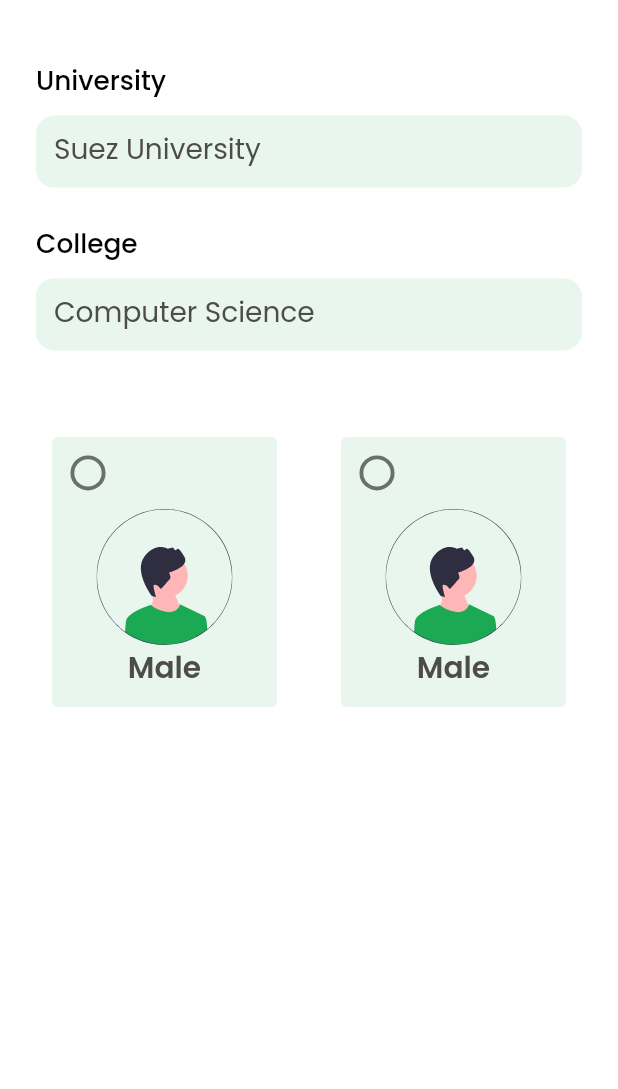
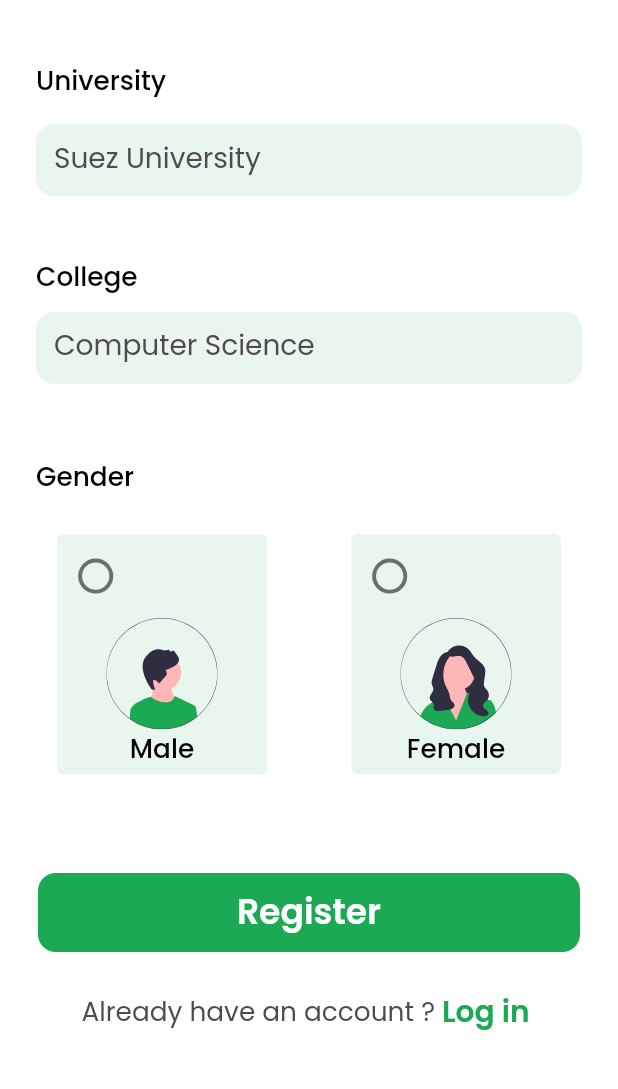
Before and after one commit to eman-khaled-fci/Graduation, a Flutter app: the screen it shows after launch, on a phone screen of 412 x 824 dp, the part 97-1186 px from its top. Run offline on Flutter 3.47's test engine with Material 2 defaults, Android fonts, the phone set to English and light mode, and no system bars; our stand-ins replace flutter_svg.

Commit message:
14commit

```diff
--- a/lib/components/socal_card.dart
+++ b/lib/components/socal_card.dart
@@ -18,8 +18,8 @@ class SocalCard extends StatelessWidget {
 
         ),
        // padding: EdgeInsets.all(getProportionateScreenWidth(1)),
-        height: getProportionateScreenHeight(40),
-        width: getProportionateScreenWidth(40),
+        height: getProportionateScreenHeight(35),
+        width: getProportionateScreenWidth(35),
         decoration: BoxDecoration(color: LightModeMainBackgroundColor
         //Color(0xFFF5F6F9)
             ,shape: BoxShape.circle
--- a/lib/screens/complete_profile/components/body.dart
+++ b/lib/screens/complete_profile/components/body.dart
@@ -1,8 +1,11 @@
 import 'package:flutter/material.dart';
+import 'package:graduation/components/already_have_account.dart';
 import 'package:graduation/components/top_bar.dart';
 import 'package:graduation/screens/complete_profile/components/complete_profile_form.dart';
 import 'package:graduation/screens/complete_profile/components/gender_form.dart';
 import 'package:graduation/size_config.dart';
+
+import '../../../components/default_button.dart';
 class Body extends StatelessWidget {
   const Body({Key? key}) : super(key: key);
 
@@ -18,8 +21,14 @@ class Body extends StatelessWidget {
     children: [
     TopBar(text:"Finish Your Profile",press: (){},),
       CompleteProfileForm(),
-      SizedBox(height: SizeConfig.screenHeight*0.04,),
+      SizedBox(height: SizeConfig.screenHeight*0.03,),
       GenderForm(),
+      SizedBox(height: SizeConfig.screenHeight*0.08,),
+      Container(
+        child: DefaultButton(text: "Register",press: (){},),alignment: Alignment.bottomCenter,),
+      SizedBox(height: SizeConfig.screenHeight*0.03),
+      AlreadyHaveAccount(),
+
 
 
 
--- a/lib/screens/complete_profile/components/complete_profile_form.dart
+++ b/lib/screens/complete_profile/components/complete_profile_form.dart
@@ -1,6 +1,8 @@
 import 'package:flutter/material.dart';
 import 'package:graduation/constants.dart';
 import 'package:graduation/size_config.dart';
+
+import '../../../components/default_button.dart';
 
 
 class CompleteProfileForm extends StatefulWidget {
@@ -51,13 +53,13 @@ class _CompleteProfileFormState extends State<CompleteProfileForm> {
           alignment: Alignment.topLeft,),
 
 
-          SizedBox(height: SizeConfig.screenHeight*0.012,),
+          SizedBox(height: SizeConfig.screenHeight*0.019,),
           buildUniversityNameFormField(),
           // Align(child: Padding(
           //   padding: const EdgeInsets.only(left: 12),
           //   child: Text("Name should be at Least 3 chars !",style: ErrorsTextStyle,),
           // ),alignment: Alignment.topLeft,),
-          SizedBox(height: SizeConfig.screenHeight*0.01,),
+          SizedBox(height: SizeConfig.screenHeight*0.03,),
 
 
           SizedBox(height: SizeConfig.screenHeight*0.02,),
@@ -71,12 +73,11 @@ class _CompleteProfileFormState extends State<CompleteProfileForm> {
           SizedBox(height: SizeConfig.screenHeight*0.01,),
 
 
-    SizedBox(height: SizeConfig.screenHeight*0.02,)
+    SizedBox(height: SizeConfig.screenHeight*0.05,),
+    Align(child: Text("Gender",style: textStyle),alignment: Alignment.centerLeft,),
 
     ]
-
     );
-
   }
 }
 
@@ -110,18 +111,9 @@ Padding buildUniversityNameFormField(){
               //SvgPicture.asset("")
 
             ),
-
           ),
         ),
-
-
-      ))
-
-
-
-  ;
-
-
+      ));
 
 }
 
@@ -157,14 +149,6 @@ Padding buildCollegeNameFormField(){
 
           ),
         ),
-
-
       ))
-
-
-
   ;
-
-
-
 }
--- a/lib/screens/complete_profile/components/gender_form.dart
+++ b/lib/screens/complete_profile/components/gender_form.dart
@@ -12,8 +12,9 @@ class GenderForm extends StatefulWidget {
 
 class _GenderFormState extends State<GenderForm> {
   final _formKey = GlobalKey<FormState>();
+  String gender="male";
 
-  bool value1 = false;
+  bool value1 = true;
 
   bool value2 = false;
 
@@ -23,8 +24,8 @@ class _GenderFormState extends State<GenderForm> {
       mainAxisAlignment: MainAxisAlignment.spaceAround,
 children: [
   Container(
-    width: 150,
-    height: 180,
+    width: 140,
+    height: 160,
     decoration: BoxDecoration(
       color: LightModeLightGreenColor,
         borderRadius: new BorderRadius.circular(4)
@@ -37,23 +38,35 @@ children: [
     alignment: Alignment.topLeft,
            child:Transform.scale(
          scale: 1.3,
-         child: Checkbox(
-           shape: RoundedRectangleBorder(borderRadius: BorderRadius.circular(10)),
-           value: value1,
-           onChanged: (bool? value) {
+
+         child: RadioListTile(
+           activeColor: LightModeMainColor,
+           value: "Male",
+           groupValue: gender,
+           onChanged:(value){
              setState(() {
-               this.value1 = value!;
-             }
-             );
-           },
-           activeColor: LightModeMainColor,
-           checkColor: Colors.white,
-           autofocus: true,
+               gender = value.toString();
+             });
+           }
          ),
+
+
+         //   shape: RoundedRectangleBorder(borderRadius: BorderRadius.circular(10)),
+         //   value: value1,
+         //   onChanged: (bool? value) {
+         //     setState(() {
+         //       this.value1 = value!;
+         //     }
+         //     );
+         //   },
+         //   activeColor: LightModeMainColor,
+         //   checkColor: Colors.white,
+         //   autofocus: true,
+         // ),
        ))
       ,
-       Align(child: SvgPicture.asset("assets/images/undraw_male_avatar_re_y880.svg" , height:SizeConfig.screenHeight*.11,), alignment: Alignment.topCenter,),
-       Text("Male",style: ContinueWithTextStyle,)
+       Align(child: SvgPicture.asset("assets/images/undraw_male_avatar_re_y880.svg" , height:SizeConfig.screenHeight*.09,), alignment: Alignment.topCenter,),
+       Text("Male",style: textStyle,)
 
 
      ],
@@ -61,10 +74,10 @@ children: [
     ),
 
   ),
-  SizedBox(height: SizeConfig.screenHeight*0.06,),
+  SizedBox(height: SizeConfig.screenHeight*0.09,),
   Container(
-    width: 150,
-    height: 180,
+    width: 140,
+    height: 160,
     decoration: BoxDecoration(
         color: LightModeLightGreenColor,
         borderRadius: new BorderRadius.circular(4)
@@ -77,28 +90,40 @@ children: [
             alignment: Alignment.topLeft,
             child:Transform.scale(
               scale: 1.3,
-              child: Checkbox(
-                shape: RoundedRectangleBorder(borderRadius: BorderRadius.circular(10)),
-                value: value1,
-                onChanged: (bool? value) {
-                  setState(() {
-                    this.value1 = value!;
+
+              child: RadioListTile(
+                  activeColor: LightModeMainColor,
+                  value: "Female",
+                  groupValue: gender,
+                  onChanged:(value){
+                    setState(() {
+                      gender = value.toString();
+                    });
                   }
-                  );
-                },
-                activeColor: LightModeMainColor,
-                checkColor: Colors.white,
-                autofocus: true,
-              ),
+              )
+
+
+              //   shape: RoundedRectangleBorder(borderRadius: BorderRadius.circular(10)),
+              //   value: value2,
+              //   onChanged: (bool? value) {
+              //     setState(() {
+              //       this.value2 = value!;
+              //     }
+              //     );
+              //   },
+              //   activeColor: LightModeMainColor,
+              //   checkColor: Colors.white,
+              //   autofocus: true,
+              // ),
             ))
         ,
-        Align(child: SvgPicture.asset("assets/images/undraw_male_avatar_re_y880.svg" , height:SizeConfig.screenHeight*.11,), alignment: Alignment.topCenter,),
-        Text("Male",style: ContinueWithTextStyle,)
-
+        Align(child: SvgPicture.asset("assets/images/undraw_female_avatar_re_l6cx.svg" , height:SizeConfig.screenHeight*.09,), alignment: Alignment.topCenter,),
+        Text("Female",style: textStyle,),
 
       ],
 
     ),
+
 
   ),
 
@@ -106,13 +131,6 @@ children: [
 ],
 
 
-
-
-
-
-
-
-
     );
   }
 }
--- a/lib/screens/create_new_password/components/body.dart
+++ b/lib/screens/create_new_password/components/body.dart
@@ -20,8 +20,9 @@ class Body extends StatelessWidget {
     child: Column(
     children: [
     TopBar(text:"",press: (){},),
-      Align(child: SvgPicture.asset("assets/images/undraw_confirmed_re_sef7.svg" , height:SizeConfig.screenHeight*.32,), alignment: Alignment.topCenter,),
       SizedBox(height: SizeConfig.screenHeight*0.02,),
+      Align(child: SvgPicture.asset("assets/images/undraw_confirmed_re_sef7.svg" , height:SizeConfig.screenHeight*.31,), alignment: Alignment.topCenter,),
+      SizedBox(height: SizeConfig.screenHeight*0.03,),
       Align(child: Text("Create new password" , style: LightModeHeadersStyle ),alignment: Alignment.topLeft,),
       SizedBox(height: SizeConfig.screenHeight*0.01,),
       Align(
@@ -42,6 +43,7 @@ class Body extends StatelessWidget {
       ),
       SizedBox(height: SizeConfig.screenHeight*0.04,),
       CraeteNewPasswordForm(),
+      SizedBox(height: SizeConfig.screenHeight*0.016,),
       DefaultButton(text: "Reset Password",press: (){},)
 
 
--- a/lib/screens/forget_password/components/body.dart
+++ b/lib/screens/forget_password/components/body.dart
@@ -25,12 +25,12 @@ class Body extends StatelessWidget {
                 Align(child: SvgPicture.asset("assets/new/ForgetPassword.svg" , height:SizeConfig.screenHeight*.38,), alignment: Alignment.topCenter,),
                 Align(child: Text("Forget Password" , style: LightModeHeadersStyle ),alignment: Alignment.topLeft,),
                 // Text("we have sent a code to your phone number,")
-                SizedBox(height: SizeConfig.screenHeight*0.015),
+                SizedBox(height: SizeConfig.screenHeight*0.013),
                 Align(child: Text("Enter your email that associated with your account to reset your password", style: LightModeSmallTextStyle,),
                   alignment: Alignment.topLeft,
                 ),
                 SizedBox(height: SizeConfig.screenHeight*0.07),
-                Align(child: Text(" Your Email",style:LightModeSmallTextStyle), alignment: Alignment.topLeft,),
+                Align(child: Text(" Your Email",style:textStyle), alignment: Alignment.topLeft,),
                 SizedBox(height: SizeConfig.screenHeight*0.012,),
 
 
--- a/lib/screens/home/components/body.dart
+++ b/lib/screens/home/components/body.dart
@@ -29,7 +29,7 @@ class Body extends StatelessWidget {
                     padding:// EdgeInsets.symmetric(vertical: 50),
                     EdgeInsets.only(top: 20),
                     child:
-                      SvgPicture.asset("assets/images/undraw_message_sent_re_q2kl.svg"
+                      SvgPicture.asset("assets/images/undraw_blooming_re_2kc4.svg"
                           ,height: SizeConfig.screenHeight*0.4),
 
 
--- a/lib/screens/otp/components/body.dart
+++ b/lib/screens/otp/components/body.dart
@@ -22,7 +22,9 @@ class Body extends StatelessWidget {
         child: Column(
         children: [
           TopBar(text:"",press: (){},),
-          Align(child: SvgPicture.asset("assets/new/otp.svg" , height:SizeConfig.screenHeight*.4,), alignment: Alignment.topCenter,),
+          SizedBox(height: SizeConfig.screenHeight*0.03,),
+          Align(child: SvgPicture.asset("assets/new/otp.svg" , height:SizeConfig.screenHeight*.33,), alignment: Alignment.topCenter,),
+          SizedBox(height: SizeConfig.screenHeight*0.02,),
           Align(child: Text("Check your messages" , style: LightModeHeadersStyle ),alignment: Alignment.topLeft,),
           // Text("we have sent a code to your phone number,")
           SizedBox(height: SizeConfig.screenHeight*0.02),
```
Also changed, not shown: lib/screens/sign_in/components/body.dart (+4 -4 lines).
